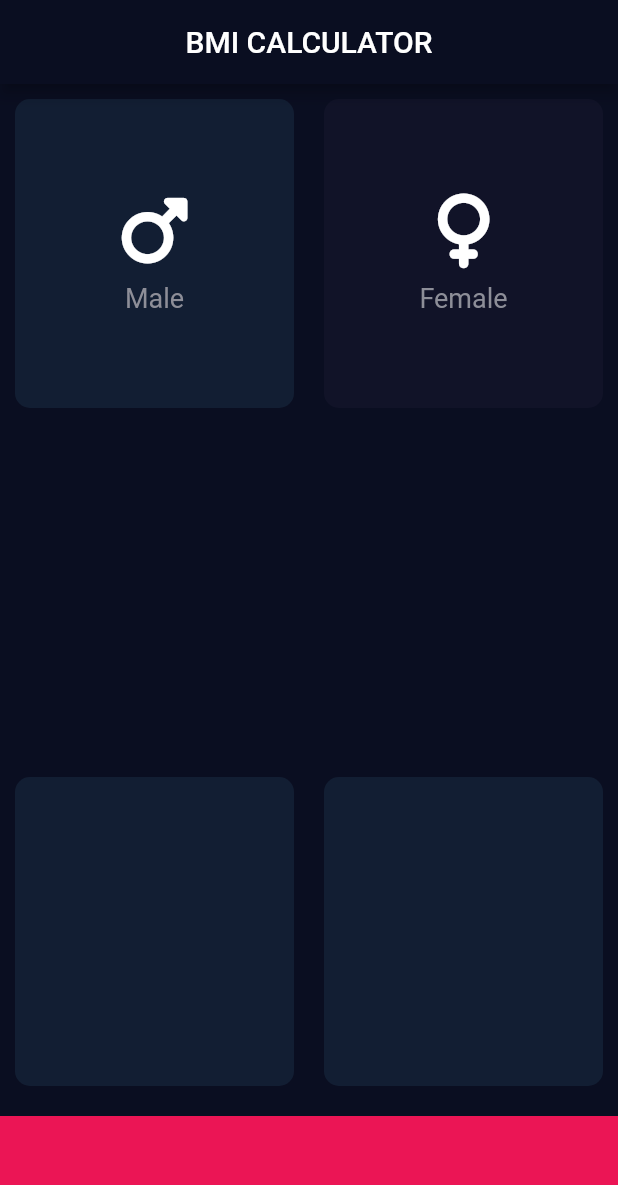
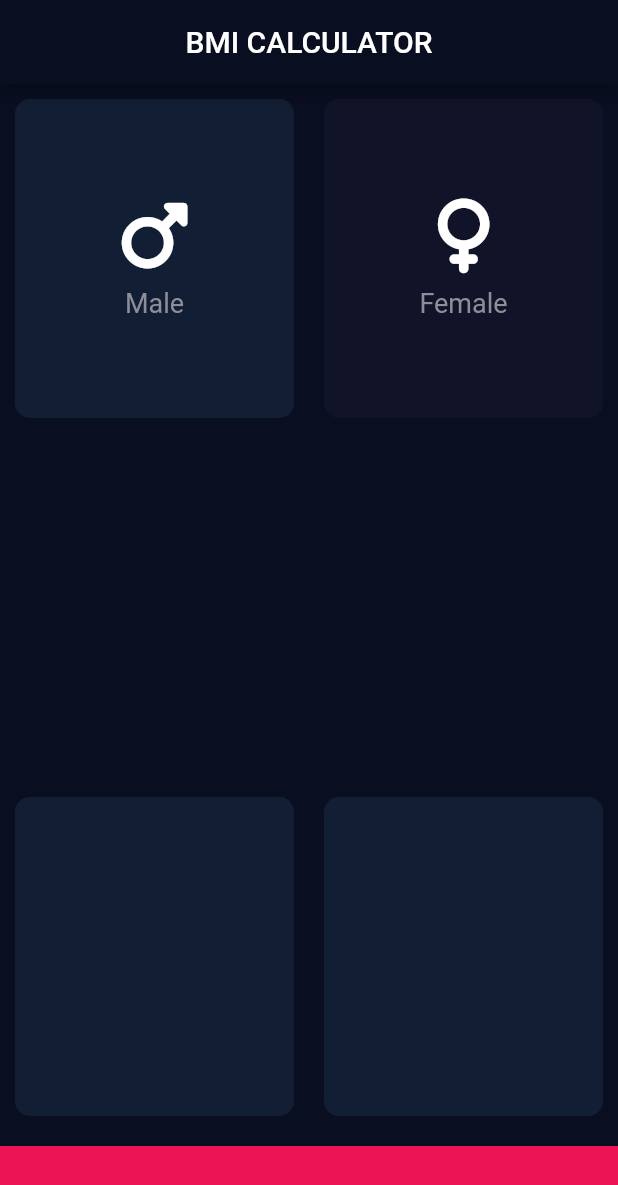
Before and after one commit to RichardCastuera/BMICalculator, a Flutter app: the screen it shows after launch, after a tap on "Male", on a phone screen of 412 x 824 dp. Shown: the top 1185 px of the screen. Run offline on Flutter 3.47's test engine with Material 2 defaults, Android fonts, the phone set to English and light mode, and no system bars; our stand-ins replace font_awesome_flutter.

Commit message:
refactor(bmi_app): Modified the function using ternary operator

```diff
--- a/bmi_app/lib/input_page.dart
+++ b/bmi_app/lib/input_page.dart
@@ -3,7 +3,7 @@ import 'package:font_awesome_flutter/font_awesome_flutter.dart';
 import 'reusablecard_content.dart';
 import 'icon_content.dart';
 
-const bottomContainerHeight = 80.0;
+const bottomContainerHeight = 60.0;
 const containerColor = Color(0xFF121E33);
 const inactiveCardColor = Color(0xFF111328);
 const bottomContainerColor = Color(0xFFEB1555);
@@ -21,27 +21,7 @@ class InputPage extends StatefulWidget {
 }
 
 class _InputPageState extends State<InputPage> {
-  Color maleCardColor = inactiveCardColor;
-  Color femaleCardColor = inactiveCardColor;
-
-  void updateColour(GenderType selectedGender) {
-    if (selectedGender == GenderType.male) {
-      if (maleCardColor == inactiveCardColor) {
-        maleCardColor = containerColor;
-        femaleCardColor = inactiveCardColor;
-      } else {
-        maleCardColor = inactiveCardColor;
-      }
-    }
-    if (selectedGender == GenderType.female) {
-      if (femaleCardColor == inactiveCardColor) {
-        femaleCardColor = containerColor;
-        maleCardColor = inactiveCardColor;
-      } else {
-        femaleCardColor = inactiveCardColor;
-      }
-    }
-  }
+  GenderType? selectedGender;
 
   @override
   Widget build(BuildContext context) {
@@ -59,11 +39,13 @@ class _InputPageState extends State<InputPage> {
                   child: GestureDetector(
                     onTap: () {
                       setState(() {
-                        updateColour(GenderType.male);
+                        selectedGender = GenderType.male;
                       });
                     },
                     child: reusableCard(
-                      maleCardColor,
+                      selectedGender == GenderType.male
+                          ? containerColor
+                          : inactiveCardColor,
                       iconData(FontAwesomeIcons.mars, 'Male'),
                     ),
                   ),
@@ -72,11 +54,13 @@ class _InputPageState extends State<InputPage> {
                   child: GestureDetector(
                     onTap: () {
                       setState(() {
-                        updateColour(GenderType.female);
+                        selectedGender = GenderType.female;
                       });
                     },
                     child: reusableCard(
-                      femaleCardColor,
+                      selectedGender == GenderType.female
+                          ? containerColor
+                          : inactiveCardColor,
                       iconData(FontAwesomeIcons.venus, 'Female'),
                     ),
                   ),
```
